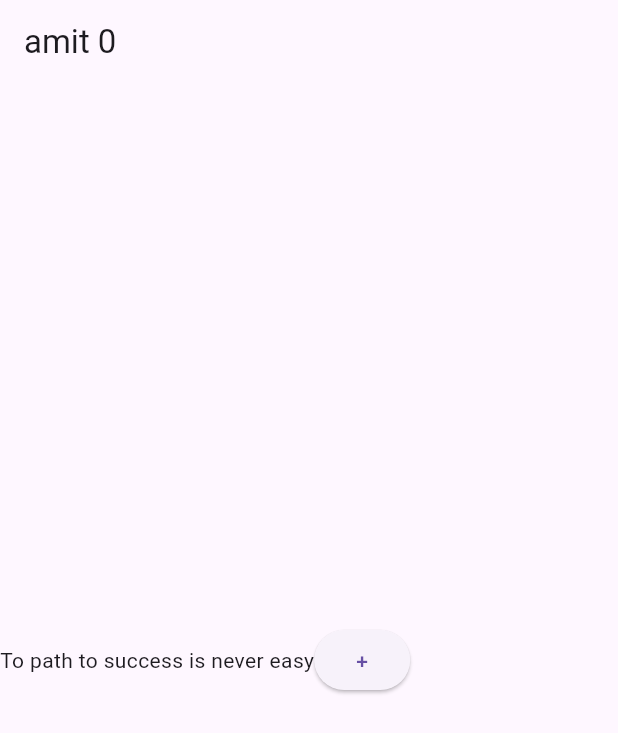
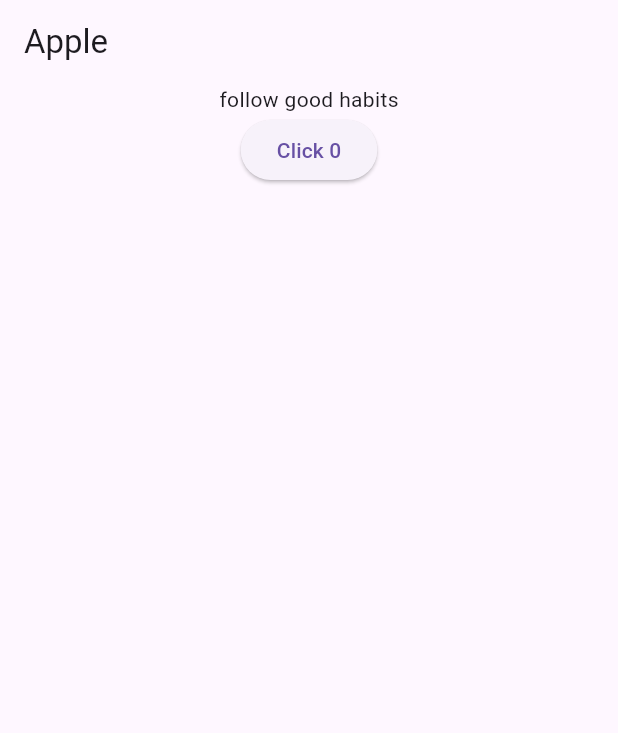
Before and after one commit to amitsingh1130/firstapp, a Flutter app: the screen it shows after launch, on a phone screen of 412 x 824 dp. Shown: the top 733 px of the screen. Run offline on Flutter 3.47's test engine with Material 3 defaults, Android fonts, the light colour scheme and no system bars.

Commit message:
Update main.dart

```diff
--- a/lib/main.dart
+++ b/lib/main.dart
@@ -1,43 +1,38 @@
 import 'package:flutter/material.dart';
 
-void main() => runApp(  Amit());
+void main() {
+  runApp(MyApp());
+}
 
-// #docregion my-app
+class MyApp extends StatefulWidget {
+  int n=0;
+   MyApp({super.key});
 
-class Amit extends StatelessWidget {
-  int n= 0;
-   Amit({super.key});
+  @override
+  State<MyApp> createState() => _MyAppState();
+}
 
+class _MyAppState extends State<MyApp> {
   @override
   Widget build(BuildContext context) {
     return MaterialApp(
-      debugShowCheckedModeBanner: true,
-      title: 'amitTitle',
+      debugShowCheckedModeBanner: false,
       home: Scaffold(
-        appBar: AppBar(title:   Text('amit $n')),
-        // #docregion centered-text
-        body:   Row(
-          children: [
-            Center(
-              // #docregion text
-              child: Text('To path to success is never easy'),
-              // #enddocregion text
-            ),
-            Center(
-              // #docregion text
-              child: ElevatedButton(onPressed: onPressed, child: Text('+')),
-              // #enddocregion text
-            ),
-          ],
-        ),
+        appBar: AppBar(title: Text('Apple  ')),
+        body: Column(children: [Center(child: Text('follow good habits')),
+          ElevatedButton(onPressed: (){
+            print(widget.n);
+            widget.n++;
+            setState(() {
 
-        // #enddocregion centered-text
-      ),
-    );
-  }
+            });
 
-  void onPressed() {
-    n++;
-    print("Count = $n");
+          }, child: Text("Click ${widget.n}")),
+
+
+        ]),
+         ),
+      );
+
   }
 }
```
